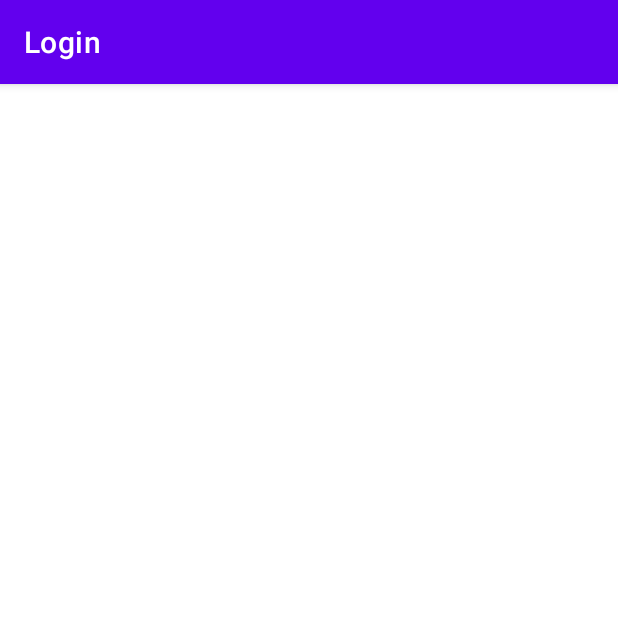
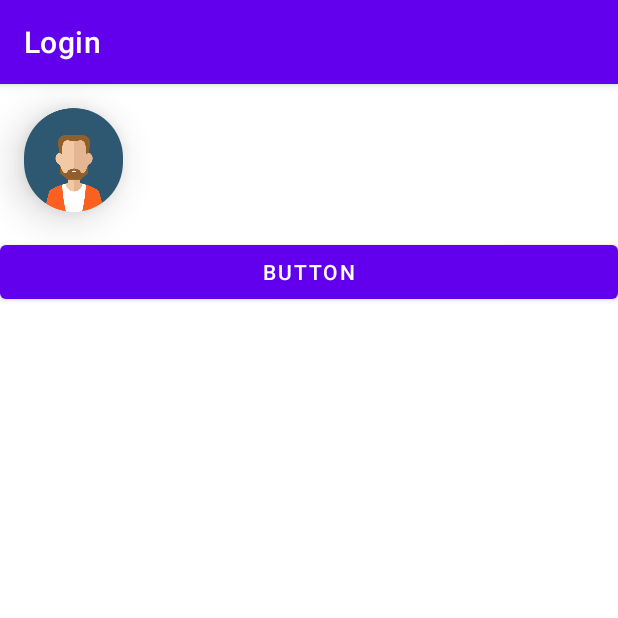
Before and after one commit to a14jorsoltor/JamSpace, an Android app: the screen it shows after launch (PantallaPrincipal), after a tap on "LOGIN", on a phone screen of 412 x 824 dp, the top half of it. Run offline under Robolectric (Android 15) with nearby library versions, the phone set to English and light mode, and no system bars.

Commit message:
arreglar la pagina principal

```diff
--- a/app/build.gradle
+++ b/app/build.gradle
@@ -35,4 +35,8 @@ dependencies {
     testImplementation 'junit:junit:4.+'
     androidTestImplementation 'androidx.test.ext:junit:1.1.2'
     androidTestImplementation 'androidx.test.espresso:espresso-core:3.3.0'
+
+
+    implementation 'androidx.cardview:cardview:1.0.0'
+
 }
--- a/app/src/main/java/com/example/login/MainActivity.java
+++ b/app/src/main/java/com/example/login/MainActivity.java
@@ -5,6 +5,7 @@ import androidx.appcompat.app.AppCompatActivity;
 import android.content.Intent;
 import android.os.Bundle;
 import android.view.View;
+import android.widget.Toast;
 
 public class MainActivity extends AppCompatActivity {
 
@@ -12,6 +13,8 @@ public class MainActivity extends AppCompatActivity {
     protected void onCreate(Bundle savedInstanceState) {
         super.onCreate(savedInstanceState);
         setContentView(R.layout.activity_main);
+        Toast.makeText(getApplicationContext(),"Pantalla Login",Toast.LENGTH_SHORT).show();
+
 
 
 
--- a/app/src/main/res/layout/activity_pantalla_principal.xml
+++ b/app/src/main/res/layout/activity_pantalla_principal.xml
@@ -1,9 +1,36 @@
 <?xml version="1.0" encoding="utf-8"?>
-<androidx.constraintlayout.widget.ConstraintLayout xmlns:android="http://schemas.android.com/apk/res/android"
+<LinearLayout xmlns:android="http://schemas.android.com/apk/res/android"
     xmlns:app="http://schemas.android.com/apk/res-auto"
     xmlns:tools="http://schemas.android.com/tools"
     android:layout_width="match_parent"
     android:layout_height="match_parent"
-    tools:context=".PantallaPrincipal">
+    tools:context=".PantallaPrincipal"
+    android:orientation="vertical">
 
-</androidx.constraintlayout.widget.ConstraintLayout>
+
+    <androidx.cardview.widget.CardView
+        android:layout_width="66dp"
+        android:layout_height="69dp"
+        android:layout_centerInParent="true"
+        android:layout_margin="16dp"
+        android:foregroundGravity="center"
+        app:cardCornerRadius="160dp"
+        app:cardElevation="16dp">
+
+        <!-- simple image view -->
+        <ImageView
+            android:layout_width="match_parent"
+            android:layout_height="match_parent"
+            android:scaleType="centerCrop"
+            android:src="@drawable/avatar" />
+
+    </androidx.cardview.widget.CardView>
+    <Button
+        android:id="@+id/upload"
+        android:layout_width="match_parent"
+        android:layout_height="wrap_content"
+        android:text="Button" />
+
+
+
+</LinearLayout>
```
Also changed, not shown: app/src/main/java/com/example/login/PantallaRegistre.java (+11 -0 lines), app/src/main/res/layout/activity_pantalla_registre.xml (+6 -2 lines), app/src/main/res/drawable/avatar.png (added).
